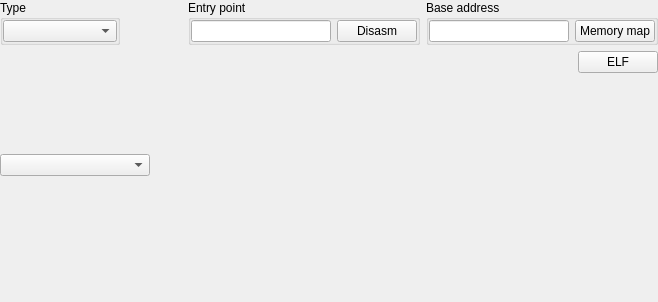
Above: formatswidget.ui from horsicq/FormatWidgets before the change. Below: the same form after it.
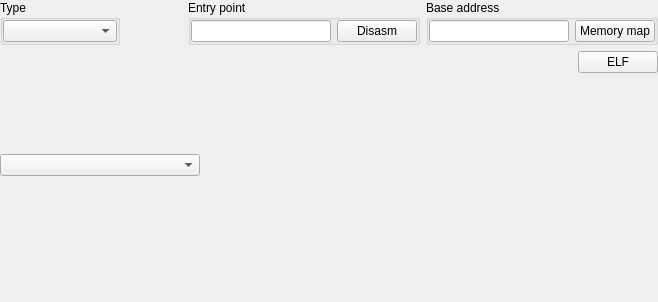
That is the form after the change. Custom widgets are drawn as their Qt base class.

The edit to the form file:
```diff
--- a/formatswidget.ui
+++ b/formatswidget.ui
@@ -570,7 +570,7 @@
       <widget class="QComboBox" name="comboBoxScanEngine">
        <property name="minimumSize">
         <size>
-         <width>150</width>
+         <width>200</width>
          <height>0</height>
         </size>
        </property>
```
